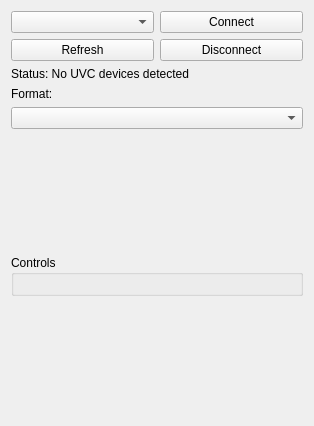
Qt form uvccapturesettings.ui (erikmwerner/QUVCView) before a commit.
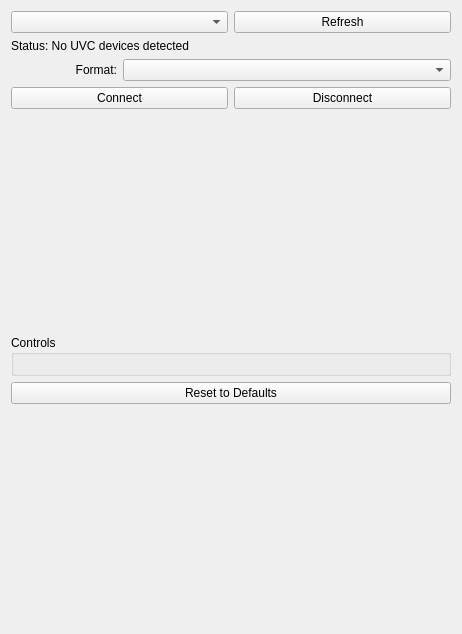
The same form after that commit.

Commit message: Added video controls class, all UVC communication now happens via signals and slots Added option to save frames to disk

What changed in the file:
```diff
--- a/uvccapturesettings.ui
+++ b/uvccapturesettings.ui
@@ -6,42 +6,15 @@
    <rect>
     <x>0</x>
     <y>0</y>
-    <width>314</width>
-    <height>426</height>
+    <width>462</width>
+    <height>634</height>
    </rect>
   </property>
   <property name="windowTitle">
    <string>Form</string>
   </property>
   <layout class="QGridLayout" name="gridLayout">
-   <item row="0" column="1">
-    <widget class="QPushButton" name="pushButtonConnect">
-     <property name="text">
-      <string>Connect</string>
-     </property>
-    </widget>
-   </item>
-   <item row="2" column="0" colspan="2">
-    <widget class="QLabel" name="labelDevice">
-     <property name="text">
-      <string>Status: No UVC devices detected</string>
-     </property>
-    </widget>
-   </item>
    <item row="8" column="0">
-    <spacer name="verticalSpacer">
-     <property name="orientation">
-      <enum>Qt::Vertical</enum>
-     </property>
-     <property name="sizeHint" stdset="0">
-      <size>
-       <width>20</width>
-       <height>40</height>
-      </size>
-     </property>
-    </spacer>
-   </item>
-   <item row="5" column="0">
     <spacer name="verticalSpacer_3">
      <property name="orientation">
       <enum>Qt::Vertical</enum>
@@ -54,39 +27,54 @@
      </property>
     </spacer>
    </item>
-   <item row="6" column="0" colspan="2">
-    <widget class="QGroupBox" name="groupBox">
-     <property name="title">
-      <string>Controls</string>
+   <item row="11" column="0">
+    <spacer name="verticalSpacer">
+     <property name="orientation">
+      <enum>Qt::Vertical</enum>
      </property>
-     <layout class="QVBoxLayout" name="verticalLayout"/>
-    </widget>
-   </item>
-   <item row="1" column="1">
-    <widget class="QPushButton" name="pushButtonDisconnect">
-     <property name="text">
-      <string>Disconnect</string>
+     <property name="sizeHint" stdset="0">
+      <size>
+       <width>20</width>
+       <height>40</height>
+      </size>
      </property>
-    </widget>
+    </spacer>
    </item>
-   <item row="3" column="0">
+   <item row="2" column="0">
     <widget class="QLabel" name="labelFormat">
      <property name="text">
       <string>Format:</string>
      </property>
+     <property name="alignment">
+      <set>Qt::AlignRight|Qt::AlignTrailing|Qt::AlignVCenter</set>
+     </property>
     </widget>
    </item>
-   <item row="1" column="0">
+   <item row="0" column="2" colspan="2">
     <widget class="QPushButton" name="pushButtonRefresh">
      <property name="text">
       <string>Refresh</string>
      </property>
     </widget>
    </item>
-   <item row="0" column="0">
+   <item row="0" column="0" colspan="2">
     <widget class="QComboBox" name="comboBoxDevices"/>
    </item>
-   <item row="4" column="0" colspan="2">
+   <item row="3" column="2" colspan="2">
+    <widget class="QPushButton" name="pushButtonDisconnect">
+     <property name="text">
+      <string>Disconnect</string>
+     </property>
+    </widget>
+   </item>
+   <item row="3" column="0" colspan="2">
+    <widget class="QPushButton" name="pushButtonConnect">
+     <property name="text">
+      <string>Connect</string>
+     </property>
+    </widget>
+   </item>
+   <item row="2" column="1" colspan="3">
     <widget class="QComboBox" name="comboBoxFormat">
      <property name="sizeAdjustPolicy">
       <enum>QComboBox::AdjustToMinimumContentsLength</enum>
@@ -96,6 +84,28 @@
      </property>
     </widget>
    </item>
+   <item row="1" column="0" colspan="4">
+    <widget class="QLabel" name="labelDevice">
+     <property name="text">
+      <string>Status: No UVC devices detected</string>
+     </property>
+    </widget>
+   </item>
+   <item row="9" column="0" colspan="4">
+    <widget class="QGroupBox" name="groupBox">
+     <property name="title">
+      <string>Controls</string>
+     </property>
+     <layout class="QGridLayout" name="gridLayout_2"/>
+    </widget>
+   </item>
+   <item row="10" column="0" colspan="4">
+    <widget class="QPushButton" name="pushButtonDefaults">
+     <property name="text">
+      <string>Reset to Defaults</string>
+     </property>
+    </widget>
+   </item>
   </layout>
  </widget>
  <resources/>
```
The commit also changes 15 other files.
